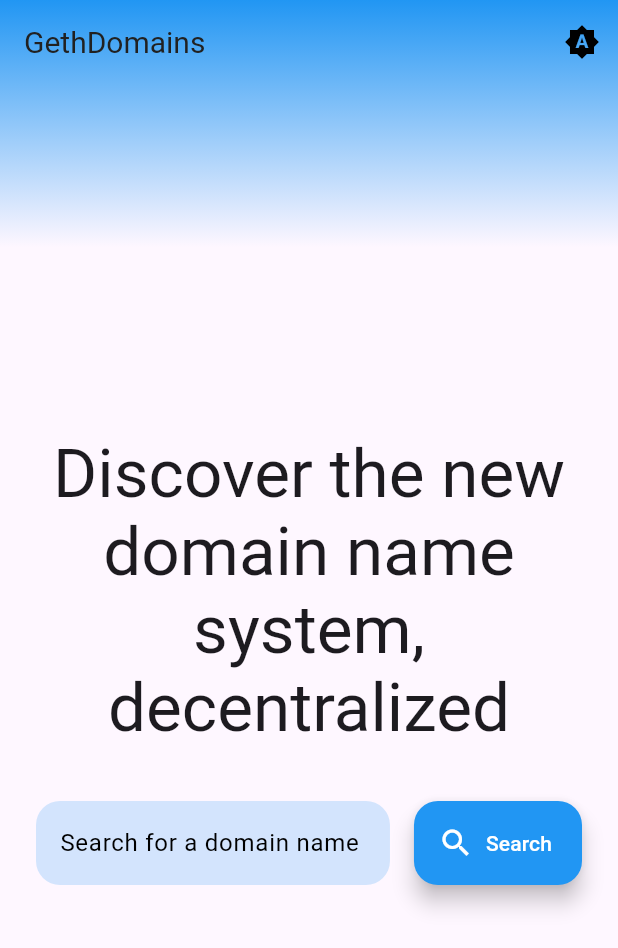
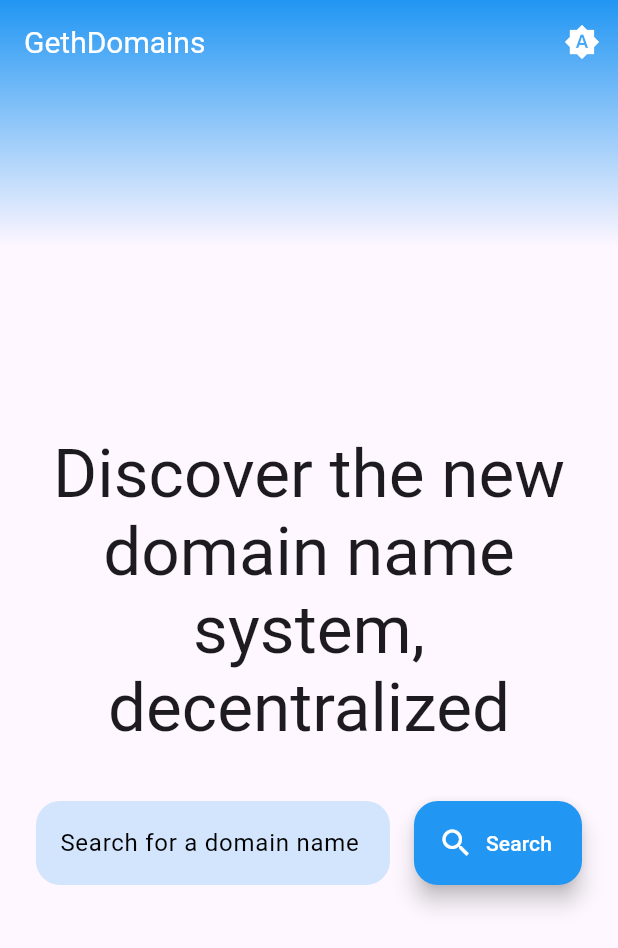
Before and after one commit to simonesestito/gethdomains, a Flutter app: the screen it shows after launch, on a phone screen of 412 x 824 dp. Shown: the top 948 px of the screen. Run offline on Flutter 3.47's test engine with Material 3 defaults, Android fonts, the phone set to English and light mode, and no system bars; drawn by our look-alikes of reactive_forms; our stand-ins replace auto_route, flutter_bloc, hydrated_bloc; missing offline and left inert: dart:js; generated files the repository leaves out were written again; statements that could not run were skipped.

Commit message:
Create a single custom AppBar

```diff
--- a/lib/pages/home.dart
+++ b/lib/pages/home.dart
@@ -1,9 +1,9 @@
 import 'package:auto_route/annotations.dart';
 import 'package:flutter/material.dart';
 import 'package:gethdomains/widget/domain_search/domain_search.dart';
+import 'package:gethdomains/widget/geth_app_bar.dart';
 import 'package:gethdomains/widget/gradient_background.dart';
 import 'package:flutter_gen/gen_l10n/app_localizations.dart';
-import 'package:gethdomains/widget/theme_mode_button.dart';
 
 @RoutePage()
 class HomePage extends StatelessWidget {
@@ -19,7 +19,7 @@ class HomePage extends StatelessWidget {
 
   Widget _buildContent(BuildContext context) => Scaffold(
         backgroundColor: Colors.transparent,
-        appBar: _buildAppBar(context),
+        appBar: gethAppBar(context, backgroundColor: Colors.transparent),
         body: SizedBox.expand(
           child: Column(
             mainAxisSize: MainAxisSize.max,
@@ -38,12 +38,6 @@ class HomePage extends StatelessWidget {
         ),
       );
 
-  PreferredSizeWidget _buildAppBar(BuildContext context) => AppBar(
-        title: Text(AppLocalizations.of(context)!.appName),
-        backgroundColor: Colors.transparent,
-        actions: const [ThemeModeIconButton()],
-      );
-
   void onDomainSearch(String domain) {
     debugPrint(domain);
   }
--- a/lib/theme.dart
+++ b/lib/theme.dart
@@ -4,8 +4,8 @@ const _appBarTitleSize = 20.0;
 const _primaryLightColor = Colors.blue;
 const _primaryDarkColor = Colors.blueGrey;
 final _accentColor = Colors.blueAccent[900];
-final _appBarLightTextColor = Colors.grey[900];
-const _appBarDarkTextColor = Colors.white;
+final appBarLightTextColor = Colors.grey[900];
+const appBarDarkTextColor = Colors.white;
 
 ThemeData createDarkTheme() {
   final baseTheme = ThemeData.dark();
@@ -24,12 +24,12 @@ ThemeData createDarkTheme() {
     ),
     appBarTheme: baseTheme.appBarTheme.copyWith(
       titleTextStyle: const TextStyle(
-        color: _appBarDarkTextColor,
+        color: appBarDarkTextColor,
         fontSize: _appBarTitleSize,
       ),
       color: _primaryDarkColor,
     ),
-    iconTheme: baseTheme.iconTheme.copyWith(color: _appBarDarkTextColor),
+    iconTheme: baseTheme.iconTheme.copyWith(color: appBarDarkTextColor),
     popupMenuTheme: baseTheme.popupMenuTheme.copyWith(
       color: colorScheme.surface,
       textStyle: const TextStyle(color: Colors.white),
@@ -50,10 +50,10 @@ ThemeData createLightTheme() {
     primaryColor: _primaryLightColor,
     appBarTheme: AppBarTheme(
       titleTextStyle: TextStyle(
-        color: _appBarLightTextColor,
+        color: appBarLightTextColor,
         fontSize: _appBarTitleSize,
       ),
     ),
-    iconTheme: IconThemeData(color: _appBarLightTextColor),
+    iconTheme: IconThemeData(color: appBarLightTextColor),
   );
 }
--- /dev/null
+++ b/lib/widget/geth_app_bar.dart
@@ -0,0 +1,29 @@
+import 'package:flutter/material.dart';
+import 'package:flutter_gen/gen_l10n/app_localizations.dart';
+import 'package:gethdomains/theme.dart';
+import 'package:gethdomains/widget/theme_mode_button.dart';
+
+PreferredSizeWidget gethAppBar(
+  BuildContext context, {
+  String? title,
+  Color? backgroundColor,
+}) {
+  title ??= AppLocalizations.of(context)!.appName;
+
+  IconThemeData? iconTheme;
+  TextStyle? titleTextStyle;
+  if (backgroundColor == Colors.transparent) {
+    // Use light icons (= as on dark background)
+    iconTheme = Theme.of(context).iconTheme.copyWith(
+      color: appBarDarkTextColor,
+    );
+    titleTextStyle = const TextStyle(color: appBarDarkTextColor);
+  }
+
+  return AppBar(
+    title: Text(title, style: titleTextStyle),
+    backgroundColor: backgroundColor,
+    iconTheme: iconTheme,
+    actions: const [ThemeModeIconButton()],
+  );
+}
```
